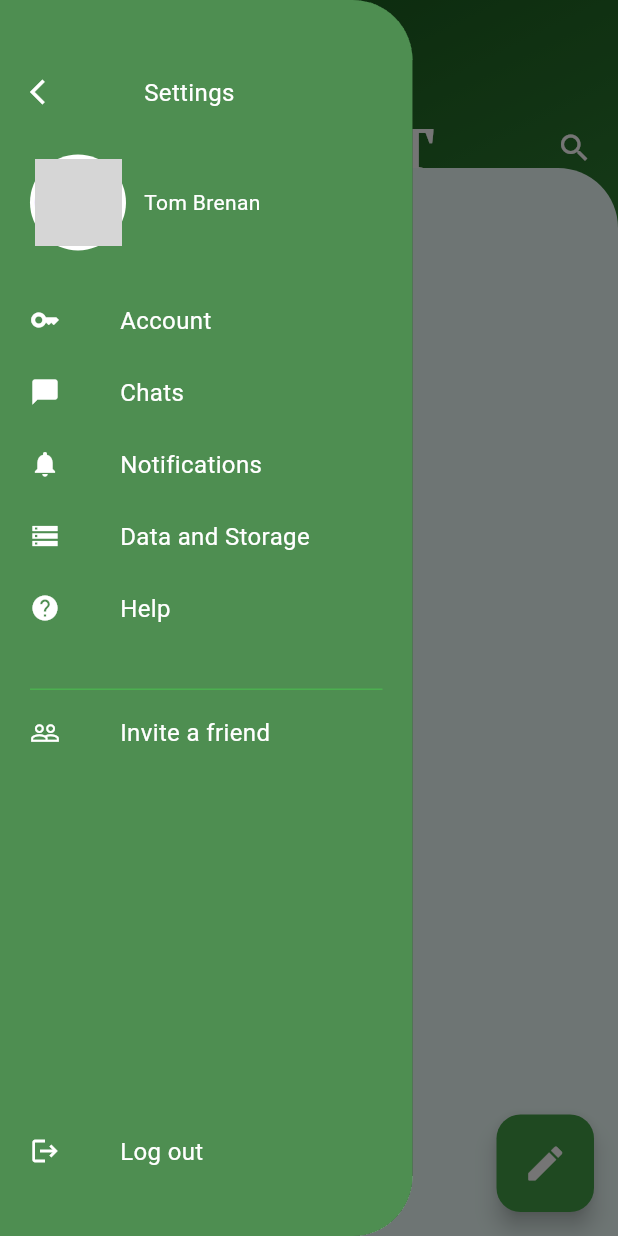
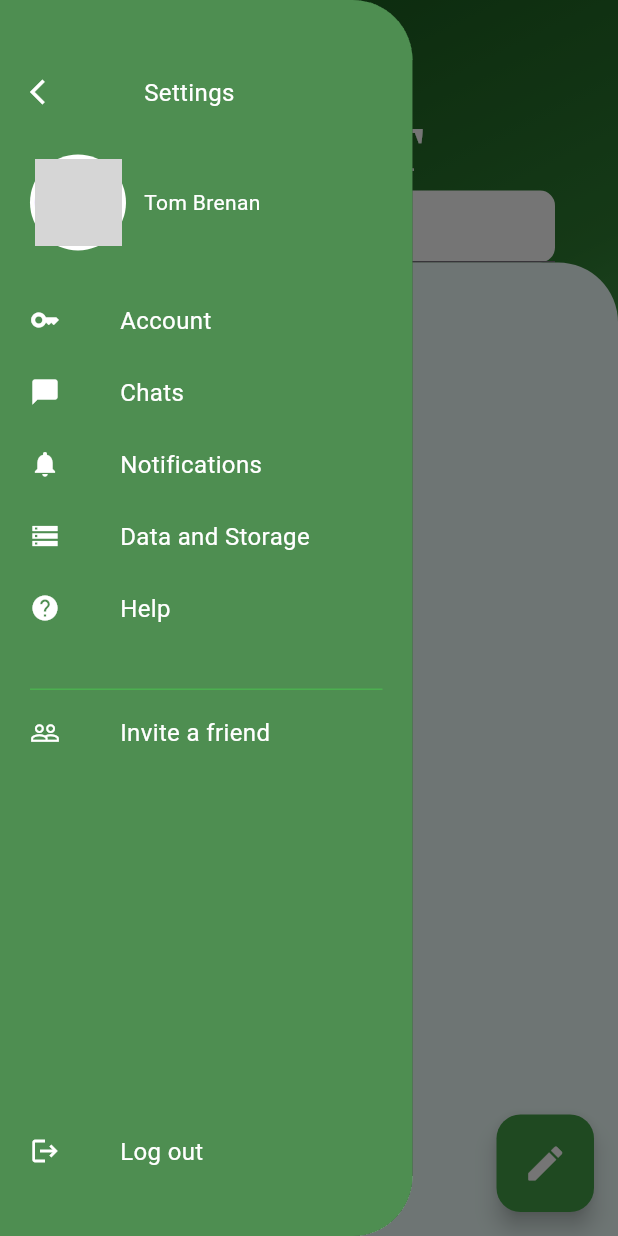
Before and after one commit to Achuabhijith2003/learnxt, a Flutter app: the Home screen opened directly, with the side drawer open, on a phone screen of 412 x 824 dp. Run offline on Flutter 3.47's test engine with Material 3 defaults, Android fonts, the phone set to English and light mode, and no system bars; our stand-ins replace animate_do, another_flutter_splash_screen, cloud_firestore, dash_chat_2, file_picker, firebase_auth and 8 more; missing offline and left inert: pdf_text; accounts and stored records are empty; statements that could not run were skipped; grey boxes are pictures that could not be loaded.

Commit message:
search button ui created but working not properly

```diff
--- a/lib/Screen/home.dart
+++ b/lib/Screen/home.dart
@@ -1,6 +1,7 @@
 import 'package:cloud_firestore/cloud_firestore.dart';
 import 'package:firebase_auth/firebase_auth.dart';
 import 'package:flutter/material.dart';
+import 'package:flutter/widgets.dart';
 import 'package:google_fonts/google_fonts.dart';
 import 'package:learnxt/Auth/loginpage.dart';
 import 'package:learnxt/Screen/ai_chat_section.dart';
@@ -15,10 +16,33 @@ class Home extends StatefulWidget {
 }
 
 class _HomeState extends State<Home> {
+  final TextEditingController _searchController = TextEditingController();
+
+  List<String> _suggestions = [];
+
+  Future<void> _getSuggestions(String query) async {
+    // Replace 'yourCollection' with your actual collection name
+    final QuerySnapshot querySnapshot = await FirebaseFirestore.instance
+        .collection('Bot')
+        .where('Bot Name', isGreaterThanOrEqualTo: query)
+        .get();
+    try {
+      final suggestions = querySnapshot.docs
+          .map((doc) => doc['name'] as String) // Cast to String
+          .toList();
+      setState(() {
+        _suggestions = suggestions;
+      });
+    } catch (e) {
+      print(e.toString());
+    }
+  }
+
   final GlobalKey<ScaffoldState> _globalKey = GlobalKey();
   @override
   Widget build(BuildContext context) {
-    return Scaffold(
+    return SafeArea(
+      child: Scaffold(
         key: _globalKey,
         // backgroundColor: const Color(0xFF171717),
         body: Container(
@@ -46,27 +70,70 @@ class _HomeState extends State<Home> {
                               Icons.menu,
                               color: Colors.white,
                             )),
-                      Text("LearnXT",
+                        Center(
+                          child: Text(
+                            "LearnXT",
                             style: GoogleFonts.ptSerif(
                               color: Colors.white,
                               fontSize: 40,
-                              fontWeight: FontWeight.bold)),
-                      IconButton(
-                          onPressed: () {},
-                          icon: const Icon(
-                            Icons.search,
-                            color: Colors.white,
-                          )),
+                              fontWeight: FontWeight.bold,
+                            ),
+                            textAlign: TextAlign.center,
+                          ),
+                        ),
+                        // adjacent "LearnXT" text to center
+                        const Divider(),
+                        const Divider()
+                        // IconButton(
+                        //     onPressed: () {},
+                        //     icon: const Icon(
+                        //       Icons.search,
+                        //       color: Colors.white,
+                        //     )),
                       ],
                     ),
                   ),
                   const SizedBox(
                     width: 35,
+                  ),
+                  Padding(
+                    padding: const EdgeInsets.only(left: 42, right: 42),
+                    child: Container(
+                      decoration: BoxDecoration(
+                          borderRadius: BorderRadius.circular(10),
+                          color: Colors.white),
+                      child: TextField(
+                        controller: _searchController,
+                        onChanged: (query) {
+                          if (query.isNotEmpty) {
+                            _getSuggestions(query);
+                          } else {
+                            setState(() {
+                              _suggestions = [];
+                            });
+                          }
+                        },
+                        cursorColor: Colors.green,
+                        decoration: const InputDecoration(
+                            hintText: String.fromEnvironment("Search",
+                                defaultValue: "Search")),
+                      ),
+                    ),
+                  ),
+                  Expanded(
+                    child: ListView.builder(
+                      itemCount: _suggestions.length,
+                      itemBuilder: (context, index) {
+                        return ListTile(
+                          title: Text(_suggestions[index]),
+                        );
+                      },
+                    ),
                   )
                 ],
               ),
               Positioned(
-                top: 112,
+                  top: 175,
                   left: 0,
                   right: 0,
                   bottom: 0,
@@ -93,7 +160,8 @@ class _HomeState extends State<Home> {
                           ); // Show loading indicator
                         }
 
-                      final data = snapshot.data as List<Map<String, dynamic>>;
+                        final data =
+                            snapshot.data as List<Map<String, dynamic>>;
                         return ListView.builder(
                           itemCount: data.length,
                           itemBuilder: (context, index) {
@@ -220,13 +288,17 @@ class _HomeState extends State<Home> {
           elevation: 30,
           backgroundColor: Colors.green.shade400,
           shape: const RoundedRectangleBorder(
-            borderRadius: BorderRadius.horizontal(right: Radius.circular(40))),
+              borderRadius:
+                  BorderRadius.horizontal(right: Radius.circular(40))),
           child: Container(
             decoration: const BoxDecoration(
-              borderRadius: BorderRadius.horizontal(right: Radius.circular(40)),
+                borderRadius:
+                    BorderRadius.horizontal(right: Radius.circular(40)),
                 boxShadow: [
                   BoxShadow(
-                    color: Color(0x3D000000), spreadRadius: 30, blurRadius: 20)
+                      color: Color(0x3D000000),
+                      spreadRadius: 30,
+                      blurRadius: 20)
                 ]),
             child: Padding(
               padding: const EdgeInsets.fromLTRB(20, 50, 20, 20),
@@ -276,7 +348,8 @@ class _HomeState extends State<Home> {
                       DrawerItem(title: 'Chats', icon: Icons.chat_bubble),
                       DrawerItem(
                           title: 'Notifications', icon: Icons.notifications),
-                    DrawerItem(title: 'Data and Storage', icon: Icons.storage),
+                      DrawerItem(
+                          title: 'Data and Storage', icon: Icons.storage),
                       DrawerItem(title: 'Help', icon: Icons.help),
                       Divider(
                         height: 35,
@@ -294,6 +367,7 @@ class _HomeState extends State<Home> {
                     onTap: logout,
                   )
                 ],
+              ),
             ),
           ),
         ),
@@ -425,7 +499,6 @@ class _HomeState extends State<Home> {
       await docRef.delete();
       return true; // Deletion successful
     } catch (error) {
-      print("Error deleting bot: $error");
       return false; // Deletion failed
     }
   }
```
Lines whose indentation alone changed are shown as unchanged.
